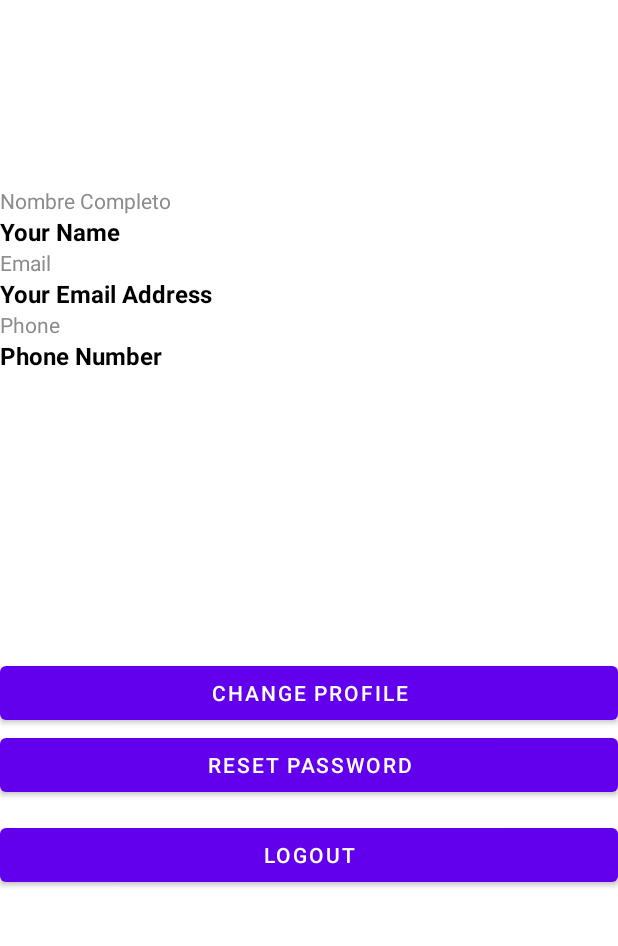
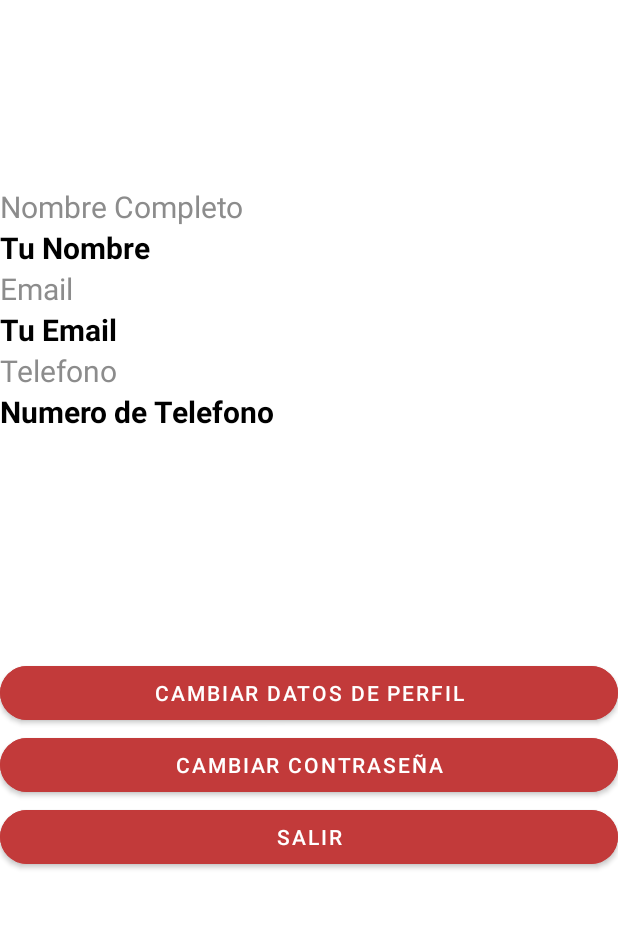
Before and after one commit to WilliamRVazquez/ManzReport, an Android app: the UserPerfil screen opened directly, with no data from a screen before it, on a phone screen of 412 x 824 dp, the part 273-1219 px from its top. Run offline under Robolectric (Android 15) with nearby library versions, the phone set to English and light mode, and no system bars; our stand-ins replace Firebase (no records; nobody signed in at launch, a user with empty details on screens opened directly).

Commit message:
diseño de porfile cambiado

```diff
--- a/app/src/main/res/layout/activity_user_perfil.xml
+++ b/app/src/main/res/layout/activity_user_perfil.xml
@@ -12,12 +12,15 @@
         android:id="@+id/button"
         android:layout_width="0dp"
         android:layout_height="wrap_content"
-        android:layout_marginBottom="48dp"
+        android:layout_marginBottom="60dp"
         android:onClick="logout"
-        android:text="Logout"
+        android:text="Salir"
+        android:textColor="@color/white"
+        android:backgroundTint="#C23A3A"
+        app:cornerRadius="30dp"
         app:layout_constraintBottom_toBottomOf="parent"
         app:layout_constraintEnd_toEndOf="parent"
-        app:layout_constraintHorizontal_bias="0.0"
+        app:layout_constraintHorizontal_bias="1.0"
         app:layout_constraintStart_toStartOf="parent" />
 
     <ImageView
@@ -35,10 +38,11 @@
         android:id="@+id/profileName"
         android:layout_width="0dp"
         android:layout_height="wrap_content"
-        android:text="Your Name"
+        android:text="Tu Nombre"
         android:textColor="@color/black"
-        android:textSize="16sp"
+        android:textSize="20dp"
         android:textStyle="bold"
+        android:textAlignment="textStart"
         app:layout_constraintEnd_toEndOf="parent"
         app:layout_constraintHorizontal_bias="1.0"
         app:layout_constraintStart_toStartOf="parent"
@@ -48,10 +52,11 @@
         android:id="@+id/profileEmail"
         android:layout_width="0dp"
         android:layout_height="wrap_content"
-        android:text="Your Email Address"
+        android:text="Tu Email"
         android:textColor="@color/black"
-        android:textSize="16sp"
+        android:textSize="20sp"
         android:textStyle="bold"
+        android:textAlignment="textStart"
         app:layout_constraintEnd_toEndOf="parent"
         app:layout_constraintStart_toStartOf="parent"
         app:layout_constraintTop_toBottomOf="@+id/textView4" />
@@ -61,10 +66,11 @@
         android:id="@+id/profilePhone"
         android:layout_width="0dp"
         android:layout_height="wrap_content"
-        android:text="Phone Number"
+        android:text="Numero de Telefono"
         android:textColor="@color/black"
-        android:textSize="16sp"
+        android:textSize="20sp"
         android:textStyle="bold"
+        android:textAlignment="textStart"
         app:layout_constraintEnd_toEndOf="parent"
         app:layout_constraintHorizontal_bias="0.0"
         app:layout_constraintStart_toStartOf="parent"
@@ -75,8 +81,10 @@
         android:id="@+id/resetPasswordLocal"
         android:layout_width="0dp"
         android:layout_height="wrap_content"
-        android:layout_marginBottom="12dp"
-        android:text="Reset Password"
+        android:text="Cambiar Contraseña"
+        android:textColor="@color/white"
+        android:backgroundTint="#C23A3A"
+        app:cornerRadius="30dp"
         app:layout_constraintBottom_toTopOf="@+id/button"
         app:layout_constraintEnd_toEndOf="parent"
         app:layout_constraintHorizontal_bias="0.0"
@@ -89,6 +97,8 @@
         android:layout_marginTop="124dp"
         android:text="Nombre Completo"
         android:textColor="#8C8C8C"
+        android:textAlignment="textStart"
+        android:textSize="20dp"
         app:layout_constraintEnd_toEndOf="parent"
         app:layout_constraintHorizontal_bias="0.0"
         app:layout_constraintStart_toStartOf="parent"
@@ -100,6 +110,8 @@
         android:layout_height="wrap_content"
         android:text="Email"
         android:textColor="#8C8C8C"
+        android:textAlignment="textStart"
+        android:textSize="20dp"
         app:layout_constraintEnd_toEndOf="parent"
         app:layout_constraintHorizontal_bias="0.0"
         app:layout_constraintStart_toStartOf="parent"
@@ -109,8 +121,10 @@
         android:id="@+id/textView5"
         android:layout_width="0dp"
         android:layout_height="wrap_content"
-        android:text="Phone"
+        android:text="Telefono"
         android:textColor="#8C8C8C"
+        android:textAlignment="textStart"
+        android:textSize="20dp"
         app:layout_constraintEnd_toEndOf="parent"
         app:layout_constraintHorizontal_bias="0.0"
         app:layout_constraintStart_toStartOf="parent"
@@ -120,7 +134,10 @@
         android:id="@+id/changeProfile"
         android:layout_width="0dp"
         android:layout_height="wrap_content"
-        android:text="Change Profile"
+        android:text="Cambiar datos de Perfil"
+        android:textColor="@color/white"
+        android:backgroundTint="#C23A3A"
+        app:cornerRadius="30dp"
         app:layout_constraintBottom_toTopOf="@+id/resetPasswordLocal"
         app:layout_constraintEnd_toEndOf="parent"
         app:layout_constraintHorizontal_bias="0.0"
```
